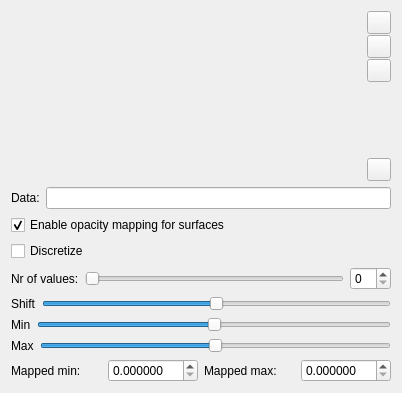
First picture: the form in MorphoDig/Qt/mqColorOpacityEditorWidget.ui, repository morphomuseum/MorphoDig, before the edit.
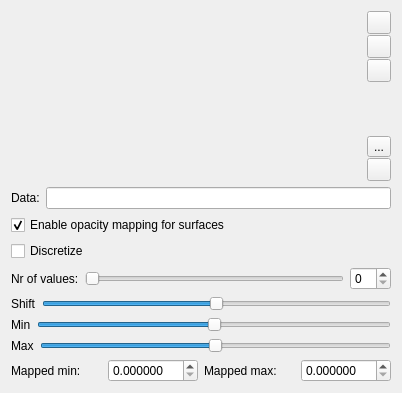
Second picture: the form after the edit. Icons and pictures are not drawn. Custom widgets are drawn as their Qt base class.

Commit message: Export volume maps...

Patch:
```diff
--- a/MorphoDig/Qt/mqColorOpacityEditorWidget.ui
+++ b/MorphoDig/Qt/mqColorOpacityEditorWidget.ui
@@ -136,6 +136,20 @@
          </property>
         </spacer>
        </item>
+       <item>
+        <widget class="QToolButton" name="exportColorMap">
+         <property name="toolTip">
+          <string>Export color map</string>
+         </property>
+         <property name="text">
+          <string>...</string>
+         </property>
+         <property name="icon">
+          <iconset resource="../Icons/icons.qrc">
+           <normaloff>:/Icons/ExportMap22.png</normaloff>:/Icons/ExportMap22.png</iconset>
+         </property>
+        </widget>
+       </item>
        <item>
         <widget class="QToolButton" name="SaveAsCustom">
          <property name="toolTip">
```
The commit also changes 8 other files.
